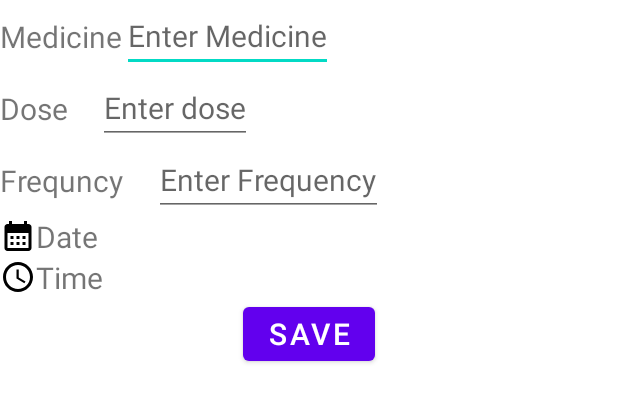
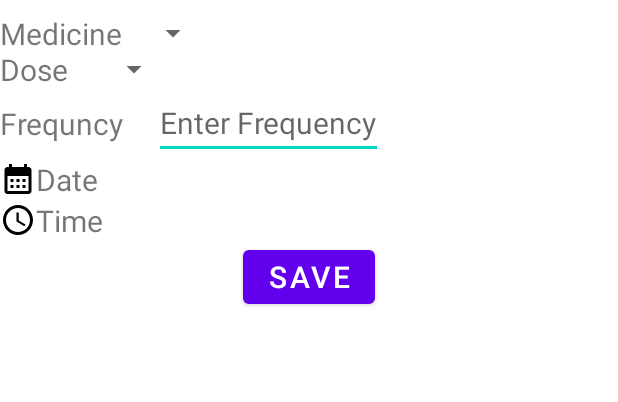
Before and after one commit to pt3002/Hemalkasa-App-Dev, an Android app: the layout fragment_add_new_medicine.xml on its own in the app's theme, with its tools: preview values and no code run, on a phone screen of 412 x 824 dp. Shown: the top 402 px of the screen. Run offline under Robolectric (Android 15) with nearby library versions, the phone set to English and light mode, and no system bars.

Commit message:
Adding Spinners

```diff
--- a/app/src/main/res/layout/fragment_add_new_medicine.xml
+++ b/app/src/main/res/layout/fragment_add_new_medicine.xml
@@ -1,13 +1,13 @@
 <?xml version="1.0" encoding="utf-8"?>
 <androidx.constraintlayout.widget.ConstraintLayout xmlns:android="http://schemas.android.com/apk/res/android" xmlns:tools="http://schemas.android.com/tools" xmlns:app="http://schemas.android.com/apk/res-auto" android:layout_width="match_parent" android:layout_height="match_parent" tools:context=".AddNewMedicine">
     <!--  TODO: Update blank fragment layout  -->
-    <TextView android:id="@+id/medicineTxt" android:layout_width="wrap_content" android:layout_height="wrap_content" android:text="Medicine" android:textSize="20dp" app:layout_constraintStart_toStartOf="parent" app:layout_constraintTop_toTopOf="@+id/medicineEditTxt" app:layout_constraintBottom_toBottomOf="@+id/medicineEditTxt" app:layout_constraintEnd_toStartOf="@+id/medicineEditTxt"/>
-    <EditText android:id="@+id/medicineEditTxt" android:layout_width="wrap_content" android:layout_height="wrap_content" android:hint="Enter Medicine" android:textSize="20dp" app:layout_constraintStart_toEndOf="@+id/medicineTxt" app:layout_constraintTop_toTopOf="parent"/>
+    <TextView android:id="@+id/medicineTxt" android:layout_width="wrap_content" android:layout_height="wrap_content" android:text="Medicine" android:textSize="20dp" app:layout_constraintStart_toStartOf="parent" app:layout_constraintTop_toTopOf="@+id/medicineSpinner" app:layout_constraintBottom_toBottomOf="@+id/medicineSpinner" app:layout_constraintEnd_toStartOf="@+id/medicineSpinner"/>
+    <Spinner android:id="@+id/medicineSpinner" android:layout_width="wrap_content" android:layout_height="wrap_content" android:textSize="20dp" app:layout_constraintStart_toEndOf="@+id/medicineTxt" app:layout_constraintTop_toTopOf="parent" android:layout_margin="10dp"/>
     <!--         android:layout_marginStart="10dp"/> -->
-    <TextView android:id="@+id/doseTxt" android:layout_width="wrap_content" android:layout_height="wrap_content" android:text="Dose" android:textSize="20dp" app:layout_constraintStart_toStartOf="parent" app:layout_constraintTop_toTopOf="@+id/doseEditTxt" app:layout_constraintBottom_toBottomOf="@+id/doseEditTxt" app:layout_constraintEnd_toStartOf="@+id/doseEditTxt"/>
-    <EditText android:id="@+id/doseEditTxt" android:layout_width="wrap_content" android:layout_height="wrap_content" android:hint="Enter dose" android:textSize="20dp" app:layout_constraintStart_toEndOf="@+id/doseTxt" app:layout_constraintTop_toBottomOf="@+id/medicineEditTxt" android:layout_marginStart="20dp"/>
+    <TextView android:id="@+id/doseTxt" android:layout_width="wrap_content" android:layout_height="wrap_content" android:text="Dose" android:textSize="20dp" app:layout_constraintStart_toStartOf="parent" app:layout_constraintTop_toTopOf="@+id/doseSpinner" app:layout_constraintBottom_toBottomOf="@+id/doseSpinner" app:layout_constraintEnd_toStartOf="@+id/doseSpinner"/>
+    <Spinner android:id="@+id/doseSpinner" android:layout_width="wrap_content" android:layout_height="wrap_content" android:textSize="20dp" app:layout_constraintStart_toEndOf="@+id/doseTxt" app:layout_constraintTop_toBottomOf="@+id/medicineSpinner" android:layout_marginStart="20dp"/>
     <TextView android:id="@+id/frequencyTxt" android:layout_width="wrap_content" android:layout_height="wrap_content" android:text="Frequncy" android:textSize="20dp" app:layout_constraintStart_toStartOf="parent" app:layout_constraintTop_toTopOf="@+id/frequencyEditTxt" app:layout_constraintBottom_toBottomOf="@+id/frequencyEditTxt" app:layout_constraintEnd_toStartOf="@+id/frequencyEditTxt"/>
-    <EditText android:id="@+id/frequencyEditTxt" android:layout_width="wrap_content" android:layout_height="wrap_content" android:hint="Enter Frequency" android:textSize="20dp" app:layout_constraintStart_toEndOf="@+id/frequencyTxt" app:layout_constraintTop_toBottomOf="@+id/doseEditTxt" android:layout_marginStart="20dp"/>
+    <EditText android:id="@+id/frequencyEditTxt" android:layout_width="wrap_content" android:layout_height="wrap_content" android:hint="Enter Frequency" android:textSize="20dp" app:layout_constraintStart_toEndOf="@+id/frequencyTxt" app:layout_constraintTop_toBottomOf="@+id/doseSpinner" android:layout_marginStart="20dp"/>
     <TextView android:id="@+id/dayTxt" android:layout_width="wrap_content" android:layout_height="wrap_content" android:text="Date" android:textSize="20dp" app:layout_constraintStart_toStartOf="parent" app:layout_constraintTop_toTopOf="@+id/showDayTxt" app:layout_constraintBottom_toBottomOf="@+id/showDayTxt" app:layout_constraintEnd_toStartOf="@+id/showDayTxt" android:drawableLeft="@drawable/calendar"/>
     <TextView android:id="@+id/showDayTxt" android:layout_width="wrap_content" android:layout_height="wrap_content" android:textSize="20dp" android:text="" app:layout_constraintStart_toEndOf="@+id/dayTxt" app:layout_constraintTop_toBottomOf="@+id/frequencyEditTxt" android:layout_marginStart="30dp"/>
     <TextView android:id="@+id/timeTxt" android:layout_width="wrap_content" android:layout_height="wrap_content" android:text="Time" android:textSize="20dp" app:layout_constraintStart_toStartOf="parent" app:layout_constraintTop_toTopOf="@+id/showTimeTxt" app:layout_constraintBottom_toBottomOf="@+id/showTimeTxt" app:layout_constraintEnd_toStartOf="@+id/showTimeTxt" android:drawableLeft="@drawable/ic_baseline_access_time_24"/>
```
Also changed, not shown: app/src/main/java/com/hemalkasa/hemalkasa/AddNewMedicine.java (+39 -5 lines), app/src/main/java/com/hemalkasa/hemalkasa/EditMedicine.java (+39 -6 lines), app/src/main/res/values/strings.xml (+12 -0 lines).
